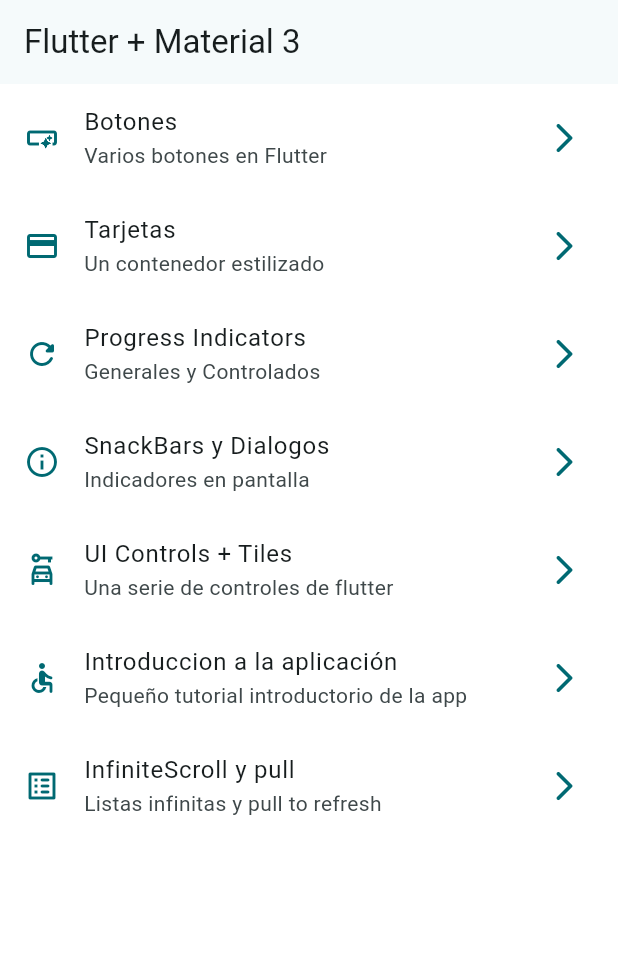
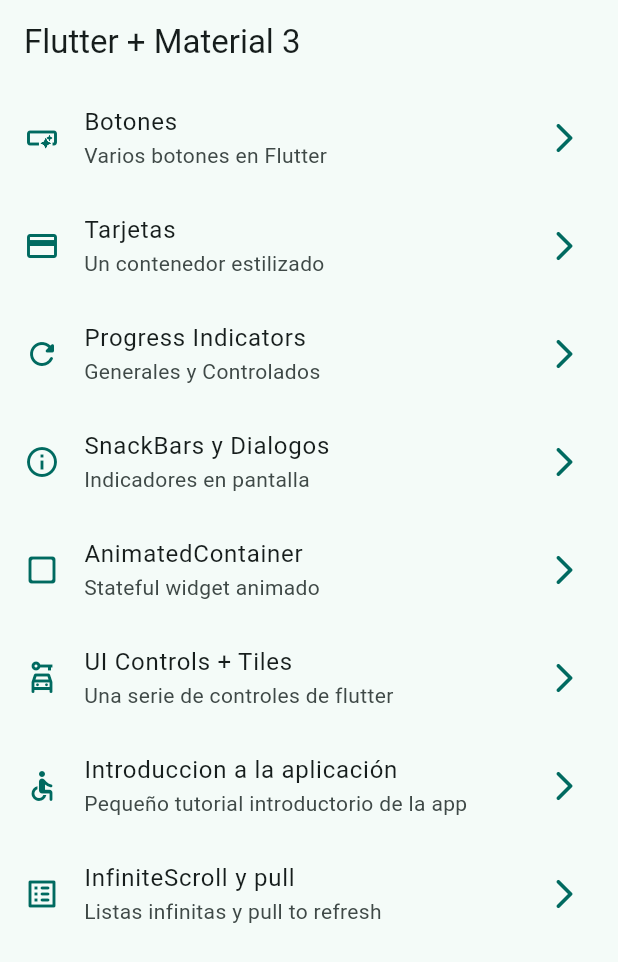
Before and after one commit to JuanMiguelUribe/widgets_apps, a Flutter app: the screen it shows after launch, on a phone screen of 412 x 824 dp. Shown: the top 962 px of the screen. Run offline on Flutter 3.47's test engine with Material 3 defaults, Android fonts, the phone set to English and light mode, and no system bars; our stand-ins replace animate_do, go_router.

Commit message:
se elimino los temas light y dark de la aplicacion y se definio una lista de colores para poder lograr la siguiente parte de la aplicacion

```diff
--- a/lib/config/menu/menu_items.dart
+++ b/lib/config/menu/menu_items.dart
@@ -41,6 +41,12 @@ const List<MenuItem> appMenuItems = [
     icon: Icons.info_outline,
   ),
   MenuItem(
+    title: "AnimatedContainer",
+    subTitle: "Stateful widget animado",
+    link: "/animated",
+    icon: Icons.check_box_outline_blank_rounded,
+  ),
+  MenuItem(
     title: "UI Controls + Tiles",
     subTitle: "Una serie de controles de flutter",
     link: "/ui-controls",
--- a/lib/config/theme/app_theme.dart
+++ b/lib/config/theme/app_theme.dart
@@ -1,32 +1,29 @@
 import 'package:flutter/material.dart';
-import 'app_colors.dart';
+
+const colorList = <Color>[
+  Color(0xFF1565C0), // Azul fuerte
+  Color(0xFF42A5F5), // Azul cielo
+  Color(0xFF009688), // Verde azulado
+  Color(0xFF4CAF50), // Verde
+  Color(0xFFFFA726), // Naranja suave
+  Color(0xFFFF7043), // Naranja rojizo
+  Color(0xFFD32F2F), // Rojo intenso
+  Color(0xFF7E57C2), // Morado
+  Color(0xFFEC407A), // Rosado fuerte
+  Color(0xFF5D4037), // Marrón oscuro
+  Color(0xFF78909C), // Gris azulado
+  Color(0xFF546E7A), // Azul grisáceo
+];
 
 class AppTheme {
-  static ThemeData lightTheme = ThemeData(
-    useMaterial3: true,
-    colorSchemeSeed: AppColors.primaryLight,
-    brightness: Brightness.light,
-    scaffoldBackgroundColor: AppColors.backgroundLight,
-    textTheme: const TextTheme(
-      bodyMedium: TextStyle(color: AppColors.textLight),
-    ),
-    appBarTheme: const AppBarTheme(
-      centerTitle: false, // <-- Aquí centramos el título
-      elevation: 0, // Color del texto/íconos
-    ),
-  );
+  final int selectedColor;
 
-  static ThemeData darkTheme = ThemeData(
-    useMaterial3: true,
-    colorSchemeSeed: AppColors.primaryDark,
-    brightness: Brightness.dark,
-    scaffoldBackgroundColor: AppColors.backgroundDark,
-    textTheme: const TextTheme(
-      bodyMedium: TextStyle(color: AppColors.textDark),
-    ),
-    appBarTheme: const AppBarTheme(
-      centerTitle: false, // <-- También aquí
-      elevation: 0,
-    ),
-  );
+  AppTheme({this.selectedColor = 0})
+    : assert(
+        selectedColor >= 0 && selectedColor < colorList.length,
+        "Selected color index is out of range",
+      );
+
+  ThemeData getTheme() =>
+      ThemeData(useMaterial3: true, colorSchemeSeed: colorList[selectedColor]);
 }
--- a/lib/config/theme/theme_notifier.dart
+++ b/lib/config/theme/theme_notifier.dart
@@ -1,16 +0,0 @@
-import 'package:flutter/material.dart';
-import 'app_theme.dart';
-
-class ThemeNotifier extends ChangeNotifier {
-  bool _isDarkMode = false;
-
-  bool get isDarkMode => _isDarkMode;
-
-  ThemeData get currentTheme =>
-      _isDarkMode ? AppTheme.darkTheme : AppTheme.lightTheme;
-
-  void toggleTheme(bool isOn) {
-    _isDarkMode = isOn;
-    notifyListeners();
-  }
-}
--- a/lib/main.dart
+++ b/lib/main.dart
@@ -1,15 +1,9 @@
 import 'package:flutter/material.dart';
-import 'package:provider/provider.dart';
 import 'package:widgets_app/config/router/app_router.dart';
-import 'package:widgets_app/config/theme/theme_notifier.dart';
+import 'package:widgets_app/config/theme/app_theme.dart';
 
 void main() {
-  runApp(
-    ChangeNotifierProvider(
-      create: (_) => ThemeNotifier(),
-      child: const MainApp(),
-    ),
-  );
+  runApp(const MainApp());
 }
 
 class MainApp extends StatelessWidget {
@@ -17,12 +11,11 @@ class MainApp extends StatelessWidget {
 
   @override
   Widget build(BuildContext context) {
-    final themeNotifier = Provider.of<ThemeNotifier>(context);
     return MaterialApp.router(
       title: "Flutter Widgets",
       routerConfig: appRouter,
       debugShowCheckedModeBanner: false,
-      theme: themeNotifier.currentTheme,
+      theme: AppTheme(selectedColor: 2).getTheme(),
     );
   }
 }
--- a/lib/presentation/screens/ui_controls/ui_controls_screen.dart
+++ b/lib/presentation/screens/ui_controls/ui_controls_screen.dart
@@ -1,6 +1,4 @@
 import 'package:flutter/material.dart';
-import 'package:provider/provider.dart';
-import 'package:widgets_app/config/theme/theme_notifier.dart';
 
 class UiControlsScreen extends StatelessWidget {
   static const name = "ui_controls_screen";
@@ -33,7 +31,6 @@ class _UiControlsViewState extends State<_UiControlsView> {
 
   @override
   Widget build(BuildContext context) {
-    final themeNotifier = Provider.of<ThemeNotifier>(context);
     return ListView(
       physics: const ClampingScrollPhysics(),
       children: [
@@ -43,14 +40,6 @@ class _UiControlsViewState extends State<_UiControlsView> {
           value: isDeveloper,
           onChanged: (value) => setState(() {
             isDeveloper = !isDeveloper;
-          }),
-        ),
-        SwitchListTile(
-          title: Text("Dark Mode"),
-          subtitle: const Text("Cambiar Tema de la aplicacion"),
-          value: themeNotifier.isDarkMode,
-          onChanged: (value) => setState(() {
-            themeNotifier.toggleTheme(value);
           }),
         ),
 
```
